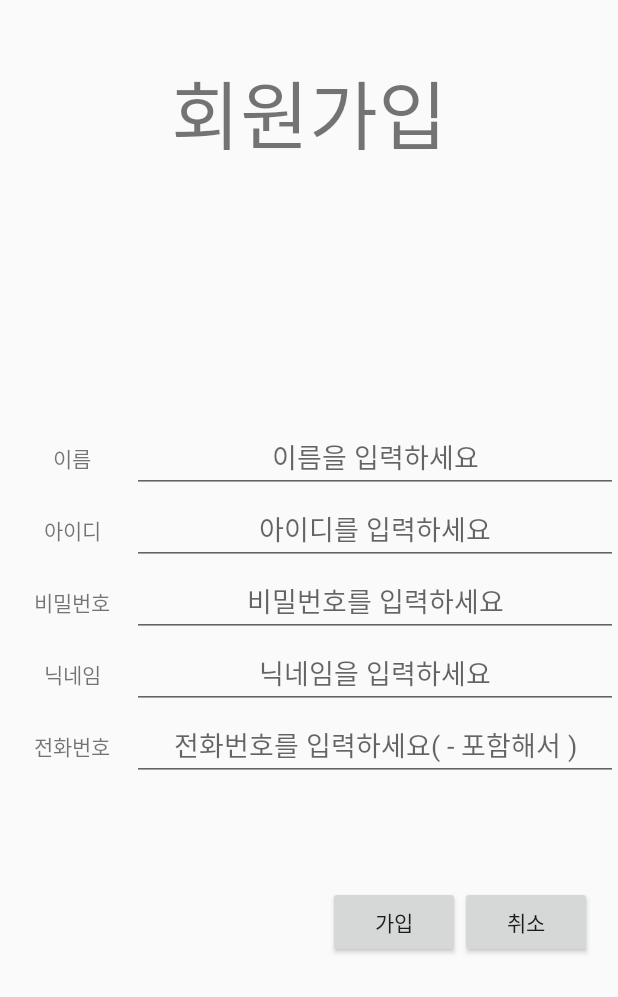
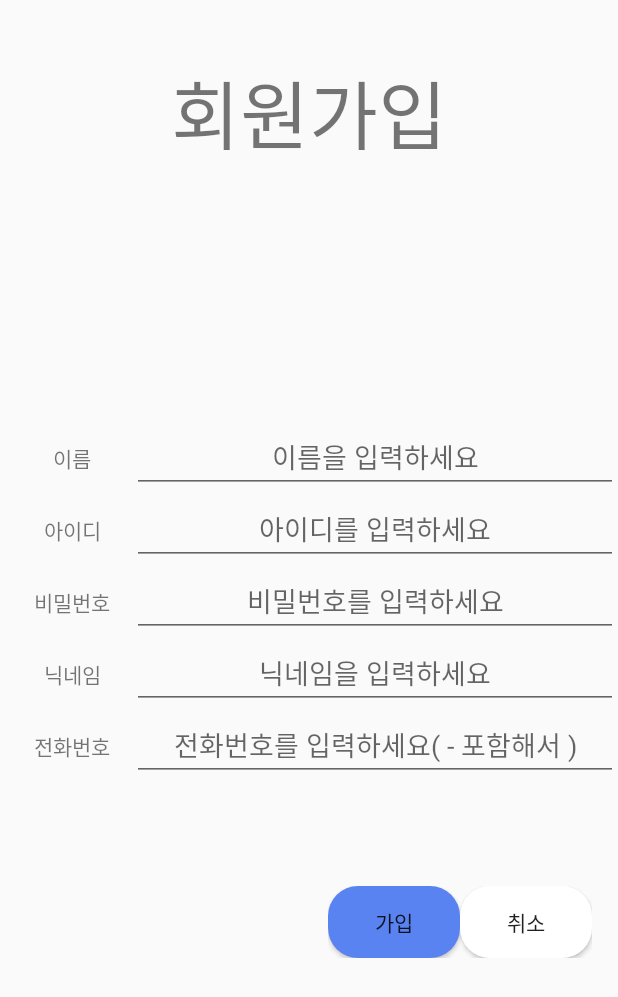
Before and after one commit to YONGEEEE/Petspital_ver0, an Android app: the Sign_up_activity screen opened directly, with no data from a screen before it, on a phone screen of 412 x 824 dp. Shown: the top 997 px of the screen. Run offline under Robolectric (Android 15) with nearby library versions, the phone set to English and light mode, and no system bars; Roboto replaces fonts that are not available here.

Commit message:
something fix

```diff
--- a/app/src/main/res/layout/activity_myinformation.xml
+++ b/app/src/main/res/layout/activity_myinformation.xml
@@ -29,7 +29,8 @@
             android:layout_height="150dp"
             android:background="@drawable/black_rect"
             tools:layout_editor_absoluteX="107dp"
-            tools:layout_editor_absoluteY="208dp" />
+            tools:layout_editor_absoluteY="208dp"
+            android:layout_marginRight="10dp"/>
 
         <LinearLayout
             android:id="@+id/linearLayout8"
@@ -163,8 +164,7 @@
         app:layout_constraintEnd_toEndOf="parent"
         app:layout_constraintHorizontal_bias="1.0"
         app:layout_constraintStart_toStartOf="parent"
-        app:layout_constraintTop_toBottomOf="@+id/scrollView2"
-        app:layout_constraintVertical_bias="0.529">
+        app:layout_constraintTop_toBottomOf="@+id/scrollView2">
 
         <customfonts.Button_Roboto_Medium
             android:id="@+id/btn_revise"
--- a/app/src/main/res/layout/activity_sign_up.xml
+++ b/app/src/main/res/layout/activity_sign_up.xml
@@ -167,16 +167,18 @@
         app:layout_constraintTop_toBottomOf="@+id/linearLayout3"
         app:layout_constraintVertical_bias="0.258">
 
-        <Button
+        <customfonts.Button_Roboto_Medium
             android:id="@+id/btn_create"
             android:layout_width="wrap_content"
             android:layout_height="wrap_content"
+            android:background="@drawable/round_rectangle_blue"
             android:text="가입" />
 
-        <Button
+        <customfonts.Button_Roboto_Medium
             android:id="@+id/btn_cancel"
             android:layout_width="wrap_content"
             android:layout_height="wrap_content"
+            android:background="@drawable/round_rectangle"
             android:layout_weight="1"
             android:text="취소" />
     </LinearLayout>
```
